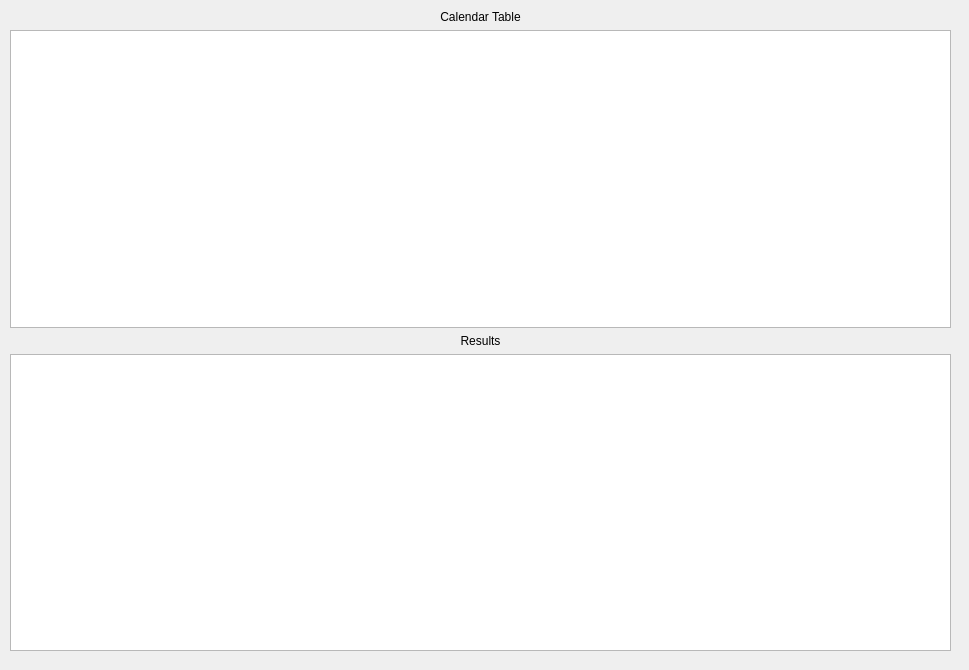
ragrag/Inventory-Simulation-QT, file runwindow.ui: the form before one commit.
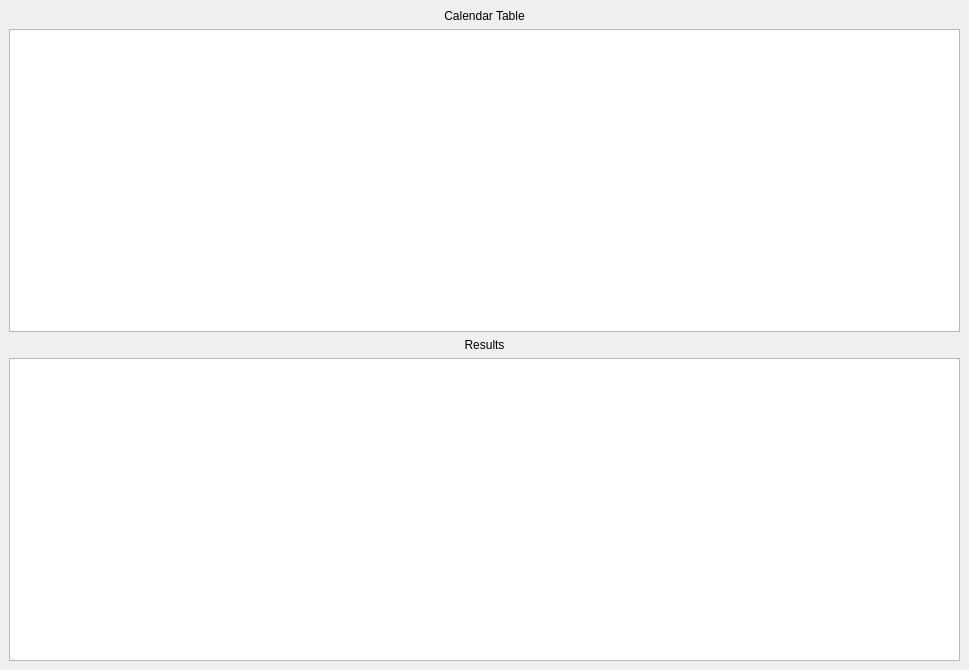
The form after the commit.

```diff
--- a/runwindow.ui
+++ b/runwindow.ui
@@ -14,15 +14,8 @@
    <string>MainWindow</string>
   </property>
   <widget class="QWidget" name="centralwidget">
-   <widget class="QWidget" name="verticalLayoutWidget">
-    <property name="geometry">
-     <rect>
-      <x>10</x>
-      <y>10</y>
-      <width>941</width>
-      <height>641</height>
-     </rect>
-    </property>
+   <layout class="QVBoxLayout" name="verticalLayout_2">
+    <item>
     <layout class="QVBoxLayout" name="verticalLayout">
      <item>
       <widget class="QLabel" name="calendarTable_Label">
@@ -51,7 +44,8 @@
       <widget class="QTableWidget" name="resultsTable"/>
      </item>
     </layout>
-   </widget>
+    </item>
+   </layout>
   </widget>
  </widget>
  <resources/>
```
Lines whose indentation alone changed are shown as unchanged.
